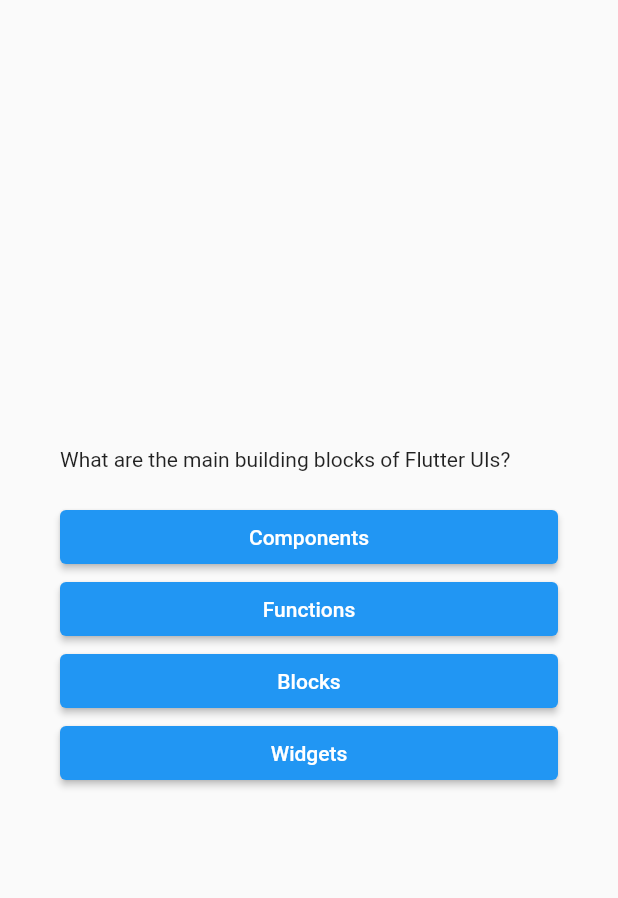
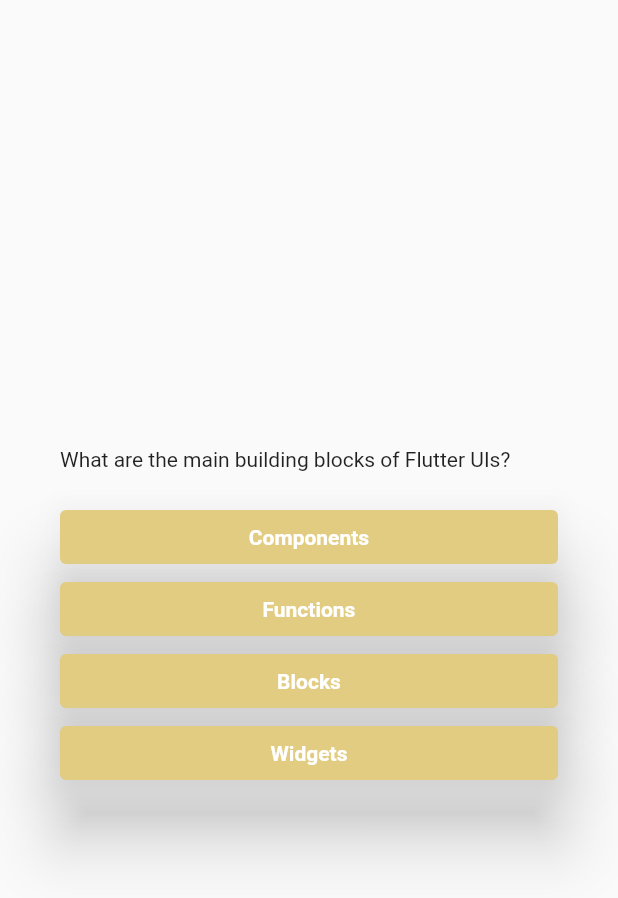
Before and after one commit to smithgitbash/project2, a Flutter app: the QuestionScreen widget shown alone on an empty page, opened directly with empty values, on a phone screen of 412 x 824 dp. Shown: the top 898 px of the screen. Run offline on Flutter 3.47's test engine with Material 2 defaults, Android fonts, the phone set to English and light mode, and no system bars.

Commit message:
all remaining file commit

```diff
--- a/lib/button.dart
+++ b/lib/button.dart
@@ -1,16 +1,20 @@
 import 'package:flutter/material.dart';
 
 class Button extends StatelessWidget {
-const Button({required this.onTap,required this.text,super.key});
+  Button({required this.answer,required this.clicked, super.key});
 
-
-final String text;
- final void Function() onTap;
-
+  String answer;
+  void Function() clicked;
 
   @override
   Widget build(BuildContext context) {
-    return ElevatedButton(onPressed: onTap, child: Text(text),
-    style: ElevatedButton.styleFrom(),);
+    return ElevatedButton(
+        style: ElevatedButton.styleFrom(backgroundColor: const Color.fromARGB(255, 225, 204, 130),
+        foregroundColor: Colors.white,
+        elevation: 20,
+
+        ),
+        onPressed: () {},
+        child: Text(answer, style: TextStyle(fontWeight: FontWeight.bold),));
   }
 }
--- a/lib/question_screen.dart
+++ b/lib/question_screen.dart
@@ -40,9 +40,9 @@ widget.onSelectedAnswer(SelectedAnswer);
               height: 20,
             ),
              ...currentQuestion.getShuffledAnswer().map((answer){
-              return Button(onTap: (){
-                 changeQuestion(answer);
-              }, text: answer);
+              return Button(clicked: (){
+                return changeQuestion(answer);
+              }, answer: answer);
              })
             ,
 
```
Also changed, not shown: lib/quiz.dart (+13 -2 lines), lib/result_screen.dart (+19 -0 lines), lib/shuffled_answer.dart (added).
